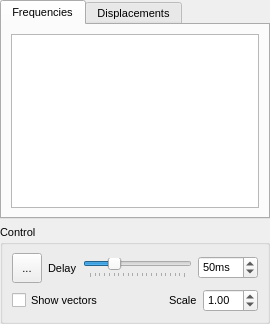
trisyoungs/aten, file branches/nugui/src/gui/vibrations.ui: the form before one commit.
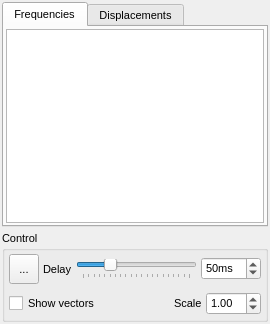
The form after the commit. Icons and pictures are not drawn.

Commit message: More updates to ato filter. Added 'select' and 'deselect' functions to ModelVariable. Increased default Prefs::maxRings_ to 100 (from 20). Updated margins of all dock widgets.

```diff
--- a/branches/nugui/src/gui/vibrations.ui
+++ b/branches/nugui/src/gui/vibrations.ui
@@ -31,8 +31,11 @@
   </property>
   <widget class="QWidget" name="dockWidgetContents">
    <layout class="QVBoxLayout" name="verticalLayout_3">
+    <property name="spacing">
+     <number>4</number>
+    </property>
     <property name="margin">
-     <number>0</number>
+     <number>2</number>
     </property>
     <item>
      <widget class="QTabWidget" name="VibrationsTabWidget">
@@ -44,6 +47,12 @@
         <string>Frequencies</string>
        </attribute>
        <layout class="QVBoxLayout" name="verticalLayout_2">
+        <property name="spacing">
+         <number>4</number>
+        </property>
+        <property name="margin">
+         <number>2</number>
+        </property>
         <item>
          <widget class="QListWidget" name="VibrationsList">
           <property name="sizePolicy">
@@ -122,8 +131,20 @@
        <string>Control</string>
       </property>
       <layout class="QVBoxLayout" name="verticalLayout_4">
+       <property name="spacing">
+        <number>4</number>
+       </property>
+       <property name="margin">
+        <number>2</number>
+       </property>
        <item>
         <layout class="QHBoxLayout" name="horizontalLayout_4">
+         <property name="spacing">
+          <number>4</number>
+         </property>
+         <property name="margin">
+          <number>2</number>
+         </property>
          <item>
           <widget class="QToolButton" name="PlayPauseVibration">
            <property name="minimumSize">
@@ -205,6 +226,12 @@
        </item>
        <item>
         <layout class="QHBoxLayout" name="horizontalLayout">
+         <property name="spacing">
+          <number>4</number>
+         </property>
+         <property name="margin">
+          <number>2</number>
+         </property>
          <item>
           <widget class="QCheckBox" name="ShowVectorsCheck">
            <property name="text">
```
Left out of the diff: 7 changed lines with no effect on the pictures. The commit also changes 21 other files.
